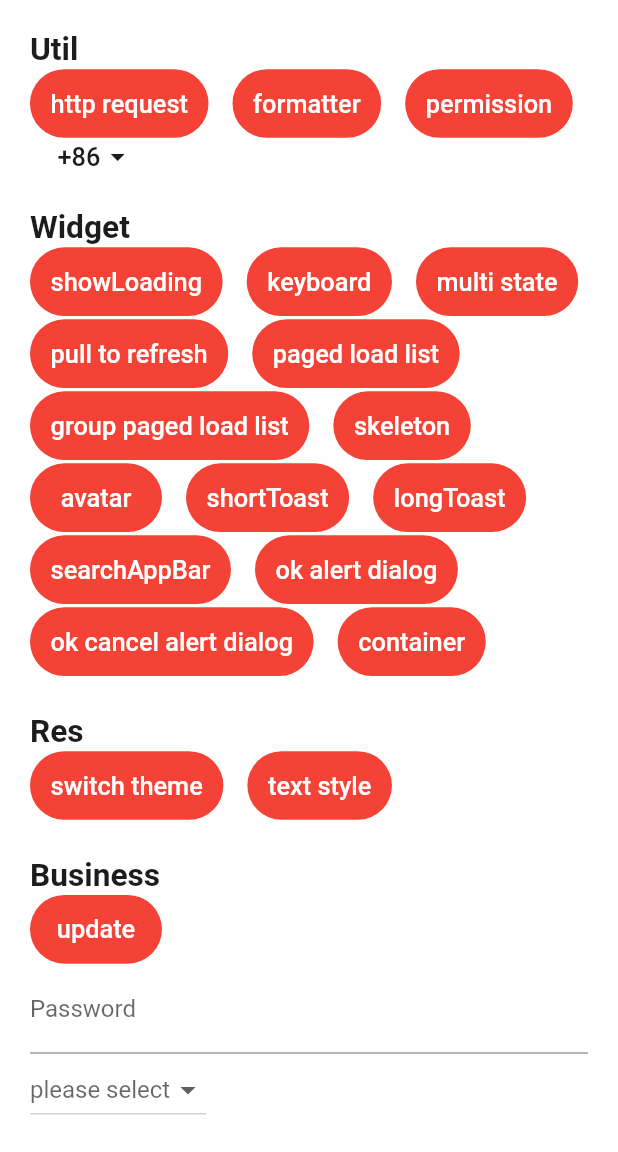
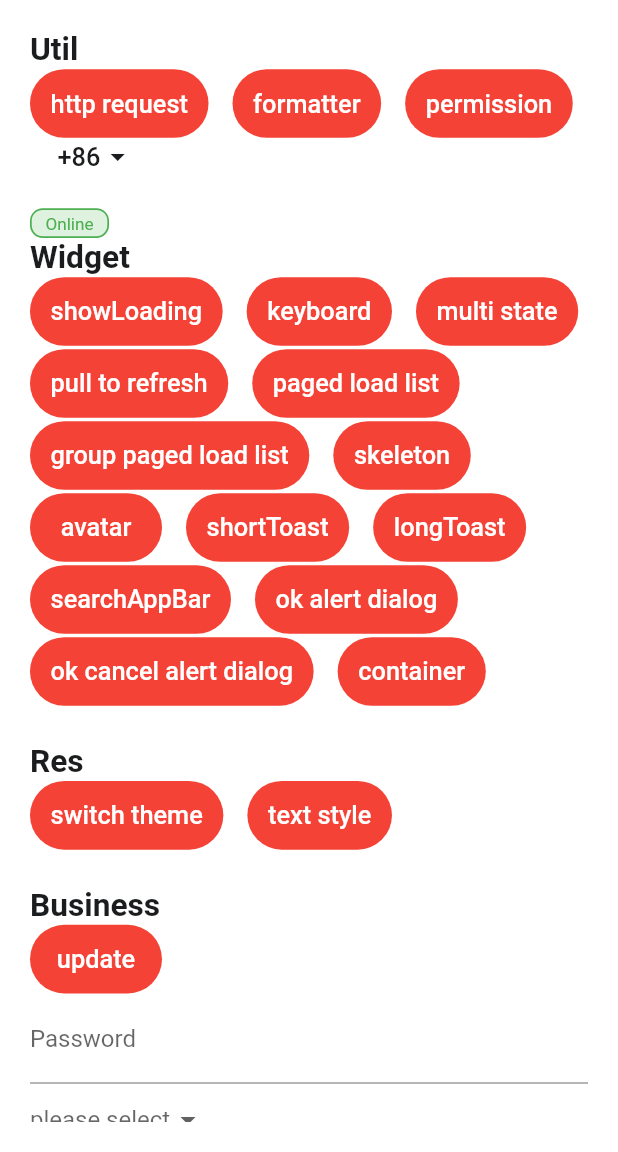
Before and after one commit to cctangwen/wise_util, a Flutter app: the screen it shows after launch, on a phone screen of 412 x 824 dp, the part 84-1236 px from its top. Run offline on Flutter 3.47's test engine with Material 2 defaults, Android fonts, the phone set to English and light mode, and no system bars; our stand-ins replace cached_network_image, dio, flutter_form_builder, fluttertoast, get, grouped_list and 6 more; missing offline and left inert: app_installer; generated files the repository leaves out were written again; Roboto replaces fonts that are missing (Regular).

Commit message:
add wise_tag

```diff
--- a/example/lib/pages/home/home_view.dart
+++ b/example/lib/pages/home/home_view.dart
@@ -13,6 +13,7 @@ import 'package:wise_util/widget/wise_area_code/wise_area_code.dart';
 import 'package:wise_util/widget/wise_box.dart';
 import 'package:wise_util/widget/wise_button.dart';
 import 'package:wise_util/widget/wise_loading.dart';
+import 'package:wise_util/widget/wise_tag.dart';
 import 'package:wise_util/widget/wise_toast.dart';
 
 import 'home_controller.dart';
@@ -56,6 +57,10 @@ class HomePage extends StatelessWidget {
                 children: [
                   _buildUtil(context),
                   WiseBox().hBox20,
+                  WiseTag(
+                    text: "Online",
+                    color: Colors.green,
+                  ),
                   _buildWidget(context),
                   WiseBox().hBox20,
                   _buildRes(),
--- /dev/null
+++ b/lib/widget/wise_tag.dart
@@ -0,0 +1,35 @@
+import 'package:flutter/material.dart';
+import 'package:wise_util/res/wise_color.dart';
+import 'package:wise_util/util/screen/screen_size_extension.dart';
+
+class WiseTag extends StatelessWidget {
+  final Color? color;
+
+  final String text;
+
+  final double? fontSize;
+  final EdgeInsetsGeometry? padding;
+
+  WiseTag({this.color, this.fontSize, this.padding, required this.text});
+
+  @override
+  Widget build(BuildContext context) {
+    Color _color = this.color ?? WiseColor.colorPrimary();
+    return Container(
+      padding: padding ?? EdgeInsets.symmetric(horizontal: 8.w, vertical: 2.w),
+      decoration: BoxDecoration(
+        borderRadius: BorderRadius.all(Radius.circular(8.r)),
+        border: Border.all(color: _color, width: 1.w),
+        color: _color.withOpacity(0.18),
+      ),
+      child: Text(
+        this.text,
+        style: TextStyle(
+          fontSize: fontSize ?? 10.w,
+          fontFamily: 'Regular',
+          color: _color,
+        ),
+      ),
+    );
+  }
+}
```
